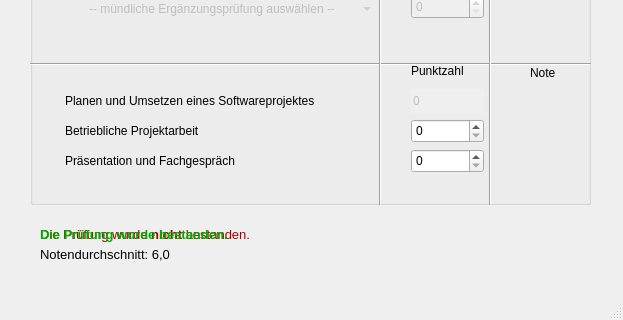
This is de_DE.ui in LF11-Projekte/IHK-telosCalc as Qt 5 draws it before an edit; both pictures show x 0 to 623 and y 445 to 765 of the 623 by 765 pixel window. The edited form follows.
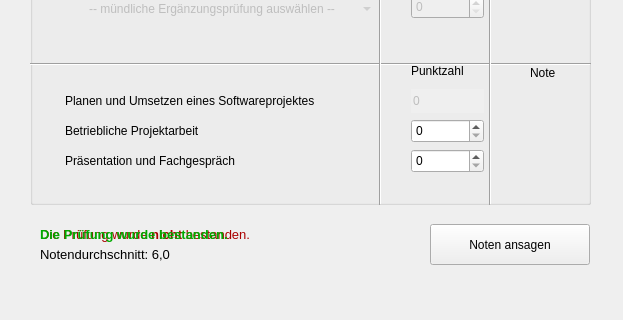
This is the edited form. Icons and pictures are not drawn.

Commit message: Add "Announce Grades" button and enhance speech output functionality

What changed in the file:
```diff
--- a/de_DE.ui
+++ b/de_DE.ui
@@ -1076,6 +1076,25 @@
      <string>&lt;html&gt;&lt;head/&gt;&lt;body&gt;&lt;p&gt;&lt;span style=&quot; font-size:10pt; font-weight:700; color:#00aa00;&quot;&gt;Die Prüfung wurde bestanden.&lt;/span&gt;&lt;/p&gt;&lt;/body&gt;&lt;/html&gt;</string>
     </property>
    </widget>
+   <widget class="QPushButton" name="btnAnnounceGrades">
+    <property name="geometry">
+     <rect>
+      <x>430</x>
+      <y>650</y>
+      <width>160</width>
+      <height>41</height>
+     </rect>
+    </property>
+    <property name="focusPolicy">
+     <enum>Qt::FocusPolicy::StrongFocus</enum>
+    </property>
+    <property name="text">
+     <string>Noten ansagen</string>
+    </property>
+    <property name="icon">
+     <iconset theme="QIcon::ThemeIcon::AudioVolumeHigh"/>
+    </property>
+   </widget>
   </widget>
   <widget class="QMenuBar" name="menubar">
    <property name="geometry">
@@ -1149,7 +1168,6 @@
    <addaction name="menuAppearence"/>
    <addaction name="menuHelp"/>
   </widget>
-  <widget class="QStatusBar" name="statusbar"/>
   <action name="actionLoad">
    <property name="text">
     <string>Eingabeparameter laden</string>
```
The commit also changes 3 other files.
